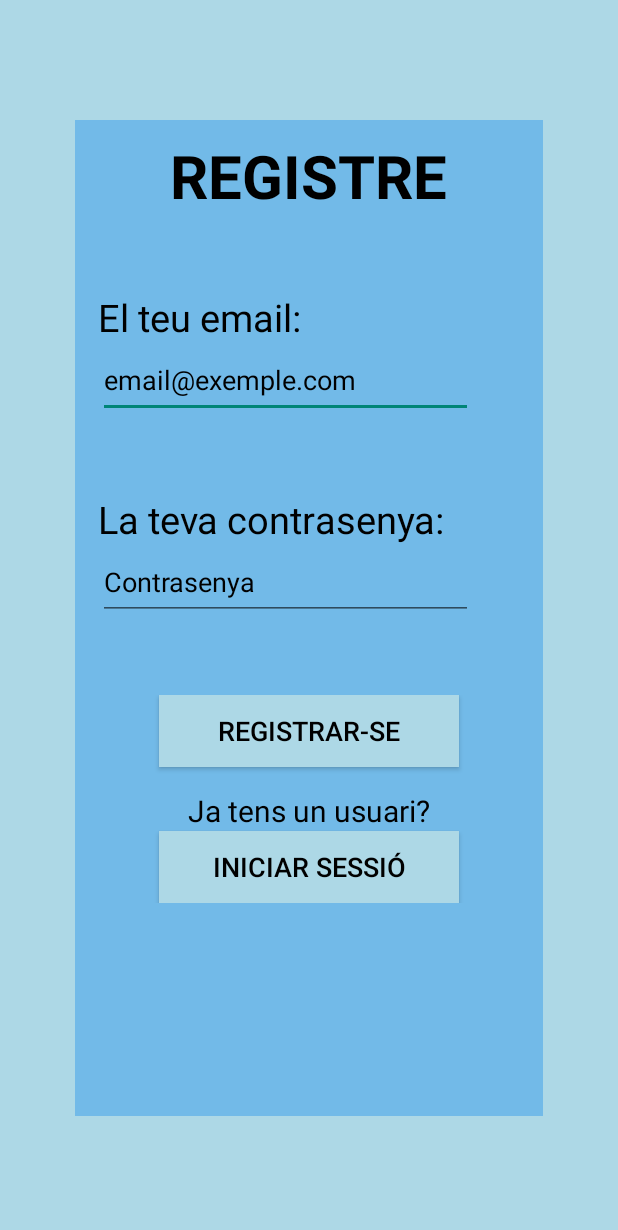
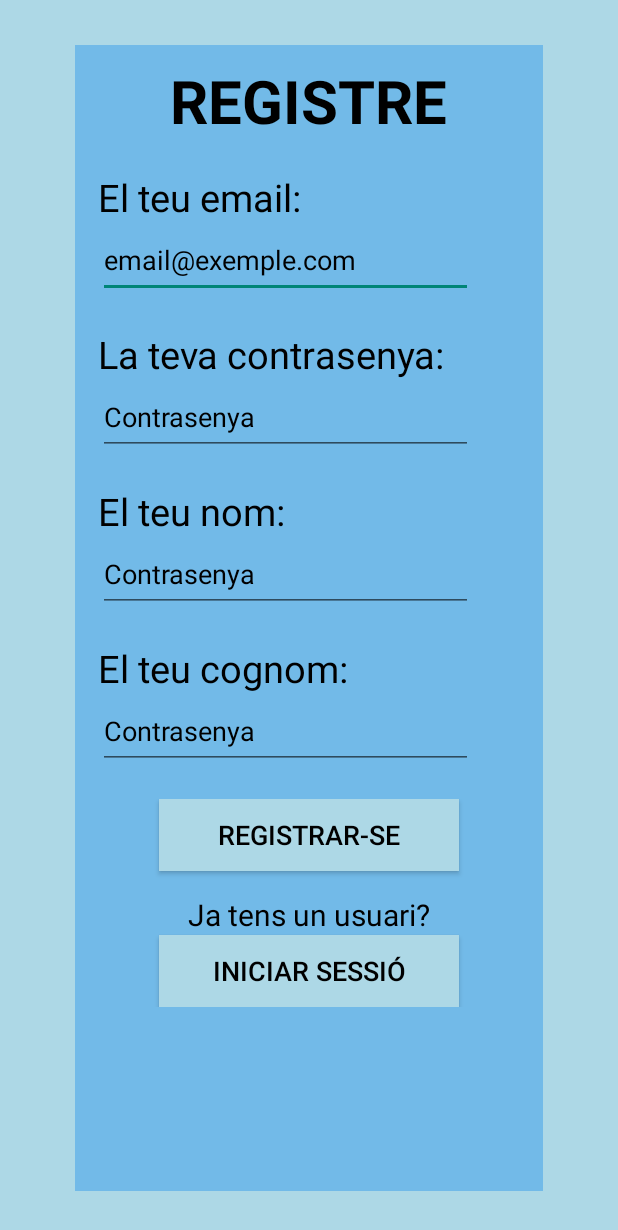
Before and after one commit to inspedralbes/transversal-tr2-2023-2024-app-android-proyecto2GR8, an Android app: the RegisterActivity screen opened directly, with no data from a screen before it, on a phone screen of 412 x 824 dp. Shown: the top 1230 px of the screen. Run offline under Robolectric (Android 15) with nearby library versions, the phone set to English and light mode, and no system bars.

Commit message:
commit register

```diff
--- a/app/src/main/java/com/example/damtr2g8/JuegoAPI.java
+++ b/app/src/main/java/com/example/damtr2g8/JuegoAPI.java
@@ -8,4 +8,6 @@ import retrofit2.http.POST;
 public interface JuegoAPI {
     @POST("/login")
     Call<RespuestaUsuario> login(@Body UsuarioLogin usuario);
+    @POST("/register")
+    Call<RespuestaUsuario> register(@Body UsuarioRegistro usuario);
 }
--- a/app/src/main/java/com/example/damtr2g8/RegisterActivity.java
+++ b/app/src/main/java/com/example/damtr2g8/RegisterActivity.java
@@ -5,10 +5,25 @@ import androidx.appcompat.app.AppCompatActivity;
 import android.content.Intent;
 import android.os.Bundle;
 import android.widget.Button;
+import android.widget.EditText;
+import android.widget.Toast;
+
+import com.google.gson.GsonBuilder;
+
+import retrofit2.Call;
+import retrofit2.Callback;
+import retrofit2.Response;
+import retrofit2.Retrofit;
+import retrofit2.converter.gson.GsonConverterFactory;
 
 public class RegisterActivity extends AppCompatActivity {
 
     Button btnIrLogin, btnRegistro;
+    EditText etEmail, etPass, etNom, etCognom;
+    public Retrofit retrofit;
+    public JuegoAPI juegoAPI;
+    private static final String URL = "http://mathbattle.dam.inspedralbes.cat:3751/";
+
 
     @Override
     protected void onCreate(Bundle savedInstanceState) {
@@ -18,9 +33,57 @@ public class RegisterActivity extends AppCompatActivity {
         btnIrLogin = findViewById(R.id.btnIrLogin);
         btnRegistro = findViewById(R.id.btnRegistre);
 
+        etEmail = findViewById(R.id.etEmail);
+        etPass = findViewById(R.id.etPassword);
+        etNom = findViewById(R.id.etNom);
+        etCognom = findViewById(R.id.etCognom);
+
         btnIrLogin.setOnClickListener(v -> {
             Intent intent = new Intent(RegisterActivity.this, LoginActivity.class);
             startActivity(intent);
         });
+
+        btnRegistro.setOnClickListener(v -> {
+            //registroPrueba(v);
+            registro();
+        });
+    }
+    public void registro(){
+        String email = etEmail.getText().toString();
+        String pass = etPass.getText().toString();
+        String nom = etNom.getText().toString();
+        String cognom = etCognom.getText().toString();
+
+        retrofit = new Retrofit.Builder()
+                .baseUrl(URL)
+                .addConverterFactory(GsonConverterFactory.create(new GsonBuilder().create()))
+                .build();
+
+        juegoAPI = retrofit.create(JuegoAPI.class);
+
+        UsuarioRegistro user = new UsuarioRegistro(email, pass, nom, cognom);
+
+        Call<RespuestaUsuario> call = juegoAPI.register(user);
+
+        call.enqueue(new Callback<RespuestaUsuario>() {
+            @Override
+            public void onResponse(Call<RespuestaUsuario> call, Response<RespuestaUsuario> response) {
+                if(response.isSuccessful()){
+                    RespuestaUsuario respuesta = response.body();
+                    Toast.makeText(RegisterActivity.this, "Usuario registrado!", Toast.LENGTH_SHORT).show();
+
+                    Intent intent = new Intent(RegisterActivity.this, LoginActivity.class);
+                    startActivity(intent);
+                }else{
+                    Toast.makeText(RegisterActivity.this, "Error al registrar usuario", Toast.LENGTH_SHORT).show();
+
+                }
+            }
+
+            @Override
+            public void onFailure(Call<RespuestaUsuario> call, Throwable t) {
+                Toast.makeText(RegisterActivity.this, "Error al registrar usuario onFailure", Toast.LENGTH_SHORT).show();
+            }
+        });
     }
 }
--- a/app/src/main/res/layout/activity_register.xml
+++ b/app/src/main/res/layout/activity_register.xml
@@ -10,7 +10,7 @@
     <LinearLayout
         android:layout_width="match_parent"
         android:layout_height="match_parent"
-        android:layout_marginVertical="80dp"
+        android:layout_marginVertical="30dp"
         android:layout_marginHorizontal="50dp"
         android:background="#72BAE8"
         android:orientation="vertical"
@@ -37,7 +37,7 @@
             android:layout_width="match_parent"
             android:layout_height="wrap_content"
             android:orientation="vertical"
-            android:layout_marginTop="50dp"
+            android:layout_marginTop="20dp"
             android:layout_marginHorizontal="15dp">
 
             <TextView
@@ -47,6 +47,7 @@
                 android:textSize="25sp"
                 android:textColor="@color/black"/>
             <com.google.android.material.textfield.TextInputEditText
+                android:id="@+id/etEmail"
                 android:layout_width="250dp"
                 android:layout_height="50dp"
                 android:hint="@string/tvHintEmail"
@@ -59,7 +60,7 @@
             android:layout_width="match_parent"
             android:layout_height="wrap_content"
             android:orientation="vertical"
-            android:layout_marginTop="50dp"
+            android:layout_marginTop="20dp"
             android:layout_marginHorizontal="15dp">
 
             <TextView
@@ -69,6 +70,48 @@
                 android:textSize="25sp"
                 android:textColor="@color/black"/>
             <com.google.android.material.textfield.TextInputEditText
+                android:id="@+id/etPassword"
+                android:layout_width="250dp"
+                android:layout_height="50dp"
+                android:hint="@string/tvHintPassword"
+                android:textColorHint="@color/black"
+                android:textColor="@color/black"/>
+        </LinearLayout>
+
+        <LinearLayout
+            android:layout_width="match_parent"
+            android:layout_height="wrap_content"
+            android:orientation="vertical"
+            android:layout_marginTop="20dp"
+            android:layout_marginHorizontal="15dp">
+            <TextView
+                android:layout_width="wrap_content"
+                android:layout_height="wrap_content"
+                android:text="El teu nom:"
+                android:textSize="25sp"
+                android:textColor="@color/black"/>
+            <com.google.android.material.textfield.TextInputEditText
+                android:id="@+id/etNom"
+                android:layout_width="250dp"
+                android:layout_height="50dp"
+                android:hint="@string/tvHintPassword"
+                android:textColorHint="@color/black"
+                android:textColor="@color/black"/>
+        </LinearLayout>
+        <LinearLayout
+            android:layout_width="match_parent"
+            android:layout_height="wrap_content"
+            android:orientation="vertical"
+            android:layout_marginTop="20dp"
+            android:layout_marginHorizontal="15dp">
+            <TextView
+                android:layout_width="wrap_content"
+                android:layout_height="wrap_content"
+                android:text="El teu cognom:"
+                android:textSize="25sp"
+                android:textColor="@color/black"/>
+            <com.google.android.material.textfield.TextInputEditText
+                android:id="@+id/etCognom"
                 android:layout_width="250dp"
                 android:layout_height="50dp"
                 android:hint="@string/tvHintPassword"
@@ -80,7 +123,7 @@
             android:layout_height="wrap_content"
             android:orientation="vertical"
             android:gravity="center"
-            android:layout_marginTop="50dp">
+            android:layout_marginTop="20dp">
 
             <androidx.appcompat.widget.AppCompatButton
                 android:id="@+id/btnRegistre"
```
Also changed, not shown: app/src/main/java/com/example/damtr2g8/Usuario.java (deleted, +0 -74 lines), app/src/main/java/com/example/damtr2g8/UsuarioRegistro.java (added, +38 -0 lines).
